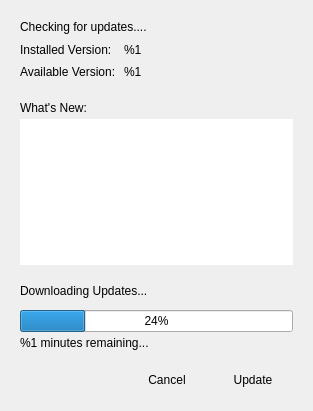
Qt form src/updaterwindow.ui (nuttyartist/notes) before a commit.
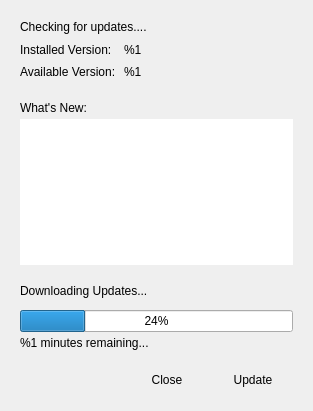
The same form after that commit.

Commit message: Notify user when we fail to open the downloaded update

The edit to the form file:
```diff
--- a/src/updaterwindow.ui
+++ b/src/updaterwindow.ui
@@ -371,7 +371,7 @@
          <cursorShape>PointingHandCursor</cursorShape>
         </property>
         <property name="text">
-         <string>Cancel</string>
+         <string>Close</string>
         </property>
         <property name="flat">
          <bool>true</bool>
```
Left out of the diff: 2 changed lines with no effect on the pictures. The commit also changes 1 other file.
